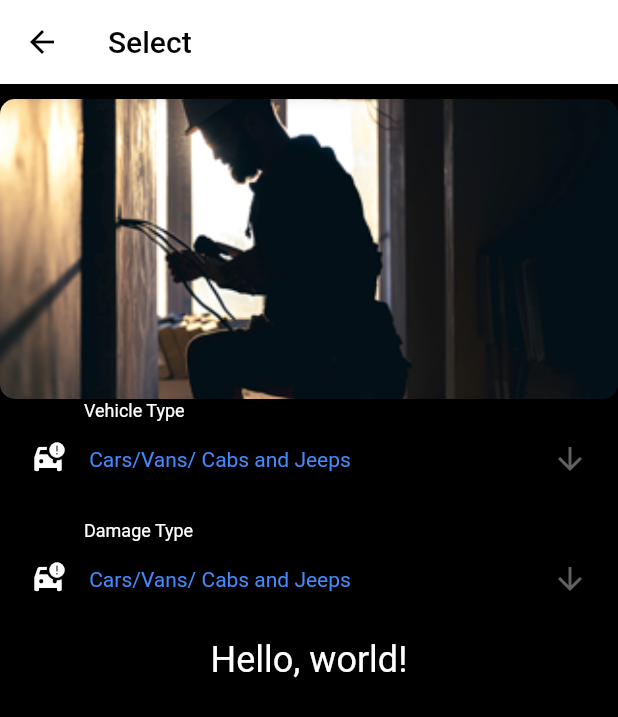
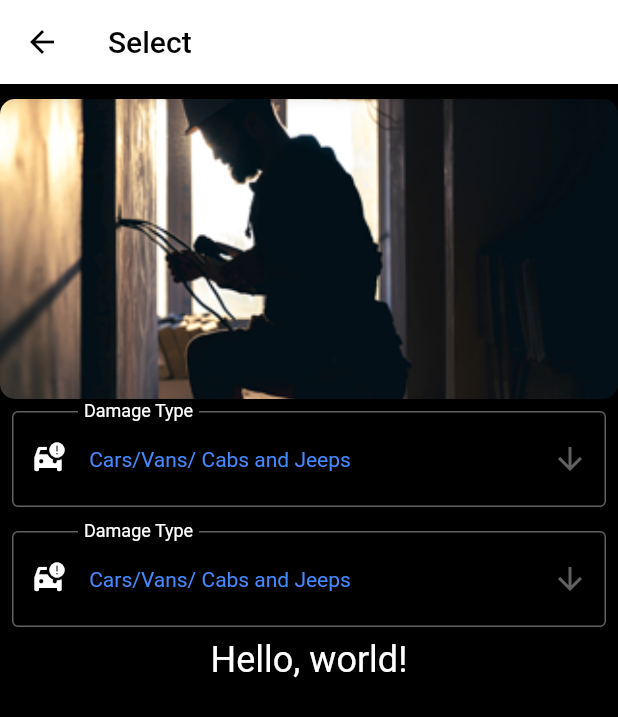
Before and after one commit to Avishkasj/Automobile-mobile-app, a Flutter app: the select screen opened directly, on a phone screen of 412 x 824 dp. Shown: the top 717 px of the screen. Run offline on Flutter 3.47's test engine with Material 2 defaults, Android fonts, the phone set to English and light mode, and no system bars.

Commit message:
Update select.dart

```diff
--- a/lib/select.dart
+++ b/lib/select.dart
@@ -1,6 +1,7 @@
 import 'package:flutter/material.dart';
 
 const List<String> list = <String>[' Cars/Vans/ Cabs and Jeeps ', 'Three wheelers', 'Motor Bikes', 'Busses/ Lorries'];
+const List<String> list2 = <String>[' Cars/Vans/ Cabs and Jeeps ', 'Three wheelers', 'Motor Bikes', 'Busses/ Lorries'];
 
 class select extends StatefulWidget {
   const select({Key? key}) : super(key: key);
@@ -46,7 +47,14 @@
 
             //dropdown vehicale type
 
-            Padding(
+            Theme(
+              data: ThemeData(
+                colorScheme: ColorScheme.light(
+                  primary: Colors.white, // set the primary color to white
+                  onSurface: Colors.white, // set the onSurface color to white
+                ),
+              ),
+              child: Padding(
                 padding: const EdgeInsets.all(8.0),
                 child: DropdownButtonFormField(
                   value: dropdownValue,
@@ -54,43 +62,6 @@
                   elevation: 16,
                   style: const TextStyle(color: Colors.blueAccent),
                   onChanged: (String? value) {
-                  // This is called when the user selects an item.
-                  setState(() {
-                    dropdownValue = value!;
-                  });
-                },
-                items: list.map<DropdownMenuItem<String>>((String value) {
-                  return DropdownMenuItem<String>(
-                    value: value,
-                    child: Text(value),
-                  );
-                }).toList(),
-                decoration: InputDecoration(
-                  labelText: "Vehicle Type",
-                  prefixIcon: Icon(
-                    Icons.car_crash,
-                    color: Colors.white,
-                  ),
-                  border: OutlineInputBorder(
-                    borderSide: const BorderSide(color: Colors.grey, width: 0.0),
-                  ),
-                  labelStyle: new TextStyle(color: Colors.white),
-                ),
-              ),
-            ),
-
-
-            //dropdown damage
-
-            Padding(
-              padding: const EdgeInsets.all(8.0),
-              child: DropdownButtonFormField(
-                value: dropdownValue,
-                icon: const Icon(Icons.arrow_downward),
-                elevation: 16,
-                style: const TextStyle(color: Colors.blueAccent),
-                onChanged: (String? value) {
-                  // This is called when the user selects an item.
                     setState(() {
                       dropdownValue = value!;
                     });
@@ -108,12 +79,59 @@
                       color: Colors.white,
                     ),
                     border: OutlineInputBorder(
-                    borderSide: const BorderSide(color: Colors.grey, width: 0.0),
+                      borderSide: const BorderSide(width: 1.0),
                     ),
-                  labelStyle: new TextStyle(color: Colors.white),
+                    labelStyle: TextStyle(color: Colors.white),
                   ),
                 ),
               ),
+            ),
+
+
+
+            //dropdown damage
+
+            Theme(
+              data: ThemeData(
+                colorScheme: ColorScheme.light(
+                  primary: Colors.white, // set the primary color to white
+                  onSurface: Colors.white, // set the onSurface color to white
+                ),
+              ),
+              child: Padding(
+                padding: const EdgeInsets.all(8.0),
+                child: DropdownButtonFormField(
+                  value: dropdownValue,
+                  icon: const Icon(Icons.arrow_downward),
+                  elevation: 16,
+                  style: const TextStyle(color: Colors.blueAccent),
+                  onChanged: (String? value) {
+                    setState(() {
+                      dropdownValue = value!;
+                    });
+                  },
+                  items: list.map<DropdownMenuItem<String>>((String value) {
+                    return DropdownMenuItem<String>(
+                      value: value,
+                      child: Text(value),
+                    );
+                  }).toList(),
+                  decoration: InputDecoration(
+                    labelText: "Damage Type",
+                    prefixIcon: Icon(
+                      Icons.car_crash,
+                      color: Colors.white,
+                    ),
+                    border: OutlineInputBorder(
+                      borderSide: const BorderSide(width: 1.0),
+                    ),
+                    labelStyle: TextStyle(color: Colors.white),
+                  ),
+                ),
+              ),
+            ),
+
+
 
             Text(
               'Hello, world!',
```
Lines whose indentation alone changed are shown as unchanged.
